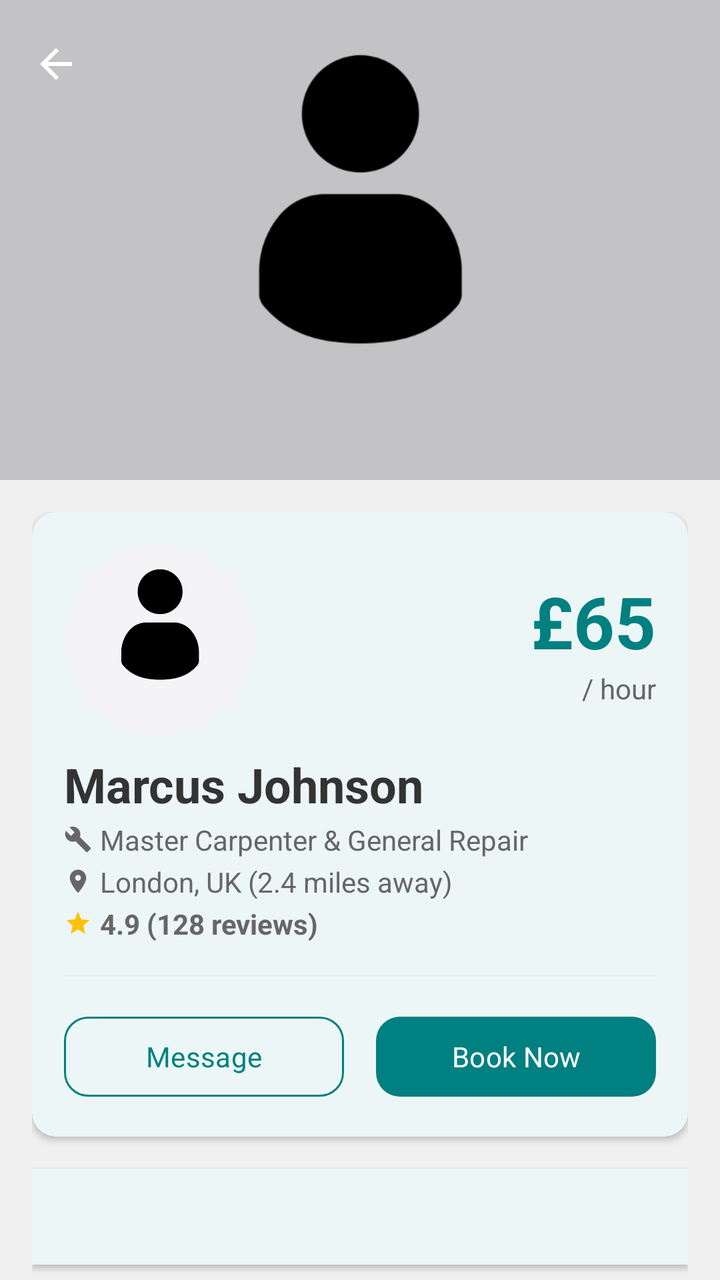
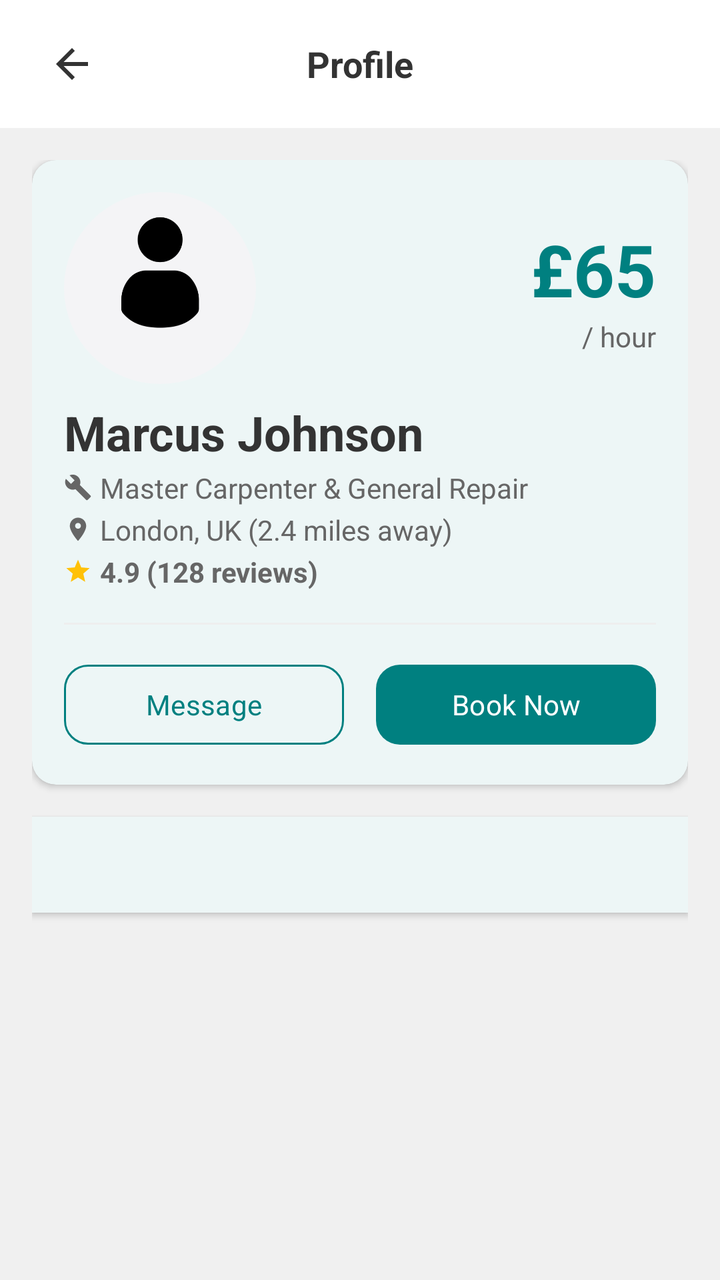

Compare the two renders of this Android layout. The source of the first and the diff that turns it into the second are given below.
<!-- AndroidManifest.xml: application theme Theme.HandyProject -->
<!-- res/layout/activity_handyman_profile.xml -->
<?xml version="1.0" encoding="utf-8"?>
<androidx.coordinatorlayout.widget.CoordinatorLayout
    xmlns:android="http://schemas.android.com/apk/res/android"
    xmlns:app="http://schemas.android.com/apk/res-auto"
    android:layout_width="match_parent"
    android:layout_height="match_parent"
    android:background="@color/colorBackground">

    
    <com.google.android.material.appbar.AppBarLayout
        android:layout_width="match_parent"
        android:layout_height="240dp"
        android:background="@color/colorPrimary">

        <com.google.android.material.appbar.CollapsingToolbarLayout
            android:layout_width="match_parent"
            android:layout_height="match_parent"
            app:contentScrim="@color/colorPrimary"
            app:layout_scrollFlags="scroll|exitUntilCollapsed">

            <ImageView
                android:id="@+id/ivCoverPhoto"
                android:layout_width="match_parent"
                android:layout_height="match_parent"
                android:scaleType="centerCrop"
                android:background="@color/colorUnselectedBackground"
                android:src="@drawable/defaultprofile"
                android:contentDescription="Cover photo"
                app:layout_collapseMode="parallax"/>

            <View
                android:layout_width="match_parent"
                android:layout_height="match_parent"
                android:background="#33000000"
                app:layout_collapseMode="parallax"/>

            <com.google.android.material.appbar.MaterialToolbar
                android:id="@+id/toolbar"
                android:layout_width="match_parent"
                android:layout_height="?attr/actionBarSize"
                android:background="@android:color/transparent"
                app:navigationIcon="@drawable/ic_arrow_back"
                app:navigationIconTint="@color/white"
                app:layout_collapseMode="pin"/>

        </com.google.android.material.appbar.CollapsingToolbarLayout>
    </com.google.android.material.appbar.AppBarLayout>

    
    <androidx.core.widget.NestedScrollView
        android:layout_width="match_parent"
        android:layout_height="match_parent"
        android:fillViewport="true"
        android:background="@color/colorBackground"
        app:layout_behavior="@string/appbar_scrolling_view_behavior">

        <LinearLayout
            android:layout_width="match_parent"
            android:layout_height="wrap_content"
            android:orientation="vertical"
            android:padding="@dimen/padding_standard">

            
            <com.google.android.material.card.MaterialCardView
                style="@style/Widget.HandyProject.Card"
                android:layout_width="match_parent"
                android:layout_height="wrap_content"
                android:layout_marginBottom="@dimen/padding_standard">

                <LinearLayout
                    android:layout_width="match_parent"
                    android:layout_height="wrap_content"
                    android:orientation="vertical"
                    android:padding="@dimen/padding_standard">

                    
                    <LinearLayout
                        android:layout_width="match_parent"
                        android:layout_height="wrap_content"
                        android:orientation="horizontal"
                        android:gravity="center_vertical">

                        
                        <FrameLayout
                            android:layout_width="96dp"
                            android:layout_height="96dp">

                            <com.google.android.material.imageview.ShapeableImageView
                                android:id="@+id/ivProfilePhoto"
                                android:layout_width="96dp"
                                android:layout_height="96dp"
                                android:scaleType="centerCrop"
                                android:src="@drawable/defaultprofile"
                                android:contentDescription="Profile photo"
                                app:shapeAppearanceOverlay="@style/ShapeAppearance.HandyProject.Circle"/>

                            <ImageView
                                android:layout_width="@dimen/icon_size"
                                android:layout_height="@dimen/icon_size"
                                android:src="@drawable/ic_verified"
                                app:tint="@color/white"
                                android:background="@drawable/circle_filled"
                                android:contentDescription="Verified"
                                android:layout_gravity="bottom|end"
                                android:visibility="gone"/>

                        </FrameLayout>

                        
                        <LinearLayout
                            android:layout_width="0dp"
                            android:layout_height="wrap_content"
                            android:layout_weight="1"
                            android:layout_marginStart="@dimen/padding_standard"
                            android:orientation="vertical"
                            android:gravity="end">

                            <TextView
                                android:id="@+id/tvHourlyRate"
                                android:layout_width="wrap_content"
                                android:layout_height="wrap_content"
                                android:text="£65"
                                android:textSize="@dimen/text_size_display"
                                android:textStyle="bold"
                                android:textColor="@color/colorPrimary"
                                android:gravity="end"
                                android:fontFamily="sans-serif"/>

                            <TextView
                                android:layout_width="wrap_content"
                                android:layout_height="wrap_content"
                                android:text="/ hour"
                                android:textSize="@dimen/text_size_body"
                                android:textColor="@color/colorTextSecondary"
                                android:gravity="end"
                                android:fontFamily="sans-serif"/>

                        </LinearLayout>
                    </LinearLayout>

                    
                    <TextView
                        android:id="@+id/tvHandymanName"
                        android:layout_width="wrap_content"
                        android:layout_height="wrap_content"
                        android:layout_marginTop="@dimen/padding_small"
                        android:text="Marcus Johnson"
                        android:textSize="@dimen/text_size_heading"
                        android:textStyle="bold"
                        android:textColor="@color/colorTextPrimary"
                        android:fontFamily="sans-serif"/>

                    
                    <LinearLayout
                        android:layout_width="match_parent"
                        android:layout_height="wrap_content"
                        android:orientation="horizontal"
                        android:gravity="center_vertical"
                        android:layout_marginTop="@dimen/margin_xsmall">

                        <ImageView
                            android:layout_width="@dimen/icon_size_xs"
                            android:layout_height="@dimen/icon_size_xs"
                            android:src="@drawable/ic_tools"
                            app:tint="@color/colorTextSecondary"
                            android:contentDescription="Service"
                            android:layout_marginEnd="@dimen/padding_xsmall"/>

                        <TextView
                            android:id="@+id/tvServiceCategory"
                            android:layout_width="wrap_content"
                            android:layout_height="wrap_content"
                            android:text="Master Carpenter &amp; General Repair"
                            android:textSize="@dimen/text_size_body"
                            android:textColor="@color/colorTextSecondary"
                            android:fontFamily="sans-serif"/>

                    </LinearLayout>

                    
                    <LinearLayout
                        android:layout_width="match_parent"
                        android:layout_height="wrap_content"
                        android:orientation="horizontal"
                        android:gravity="center_vertical"
                        android:layout_marginTop="@dimen/margin_xsmall">

                        <ImageView
                            android:layout_width="@dimen/icon_size_xs"
                            android:layout_height="@dimen/icon_size_xs"
                            android:src="@drawable/ic_location"
                            app:tint="@color/colorTextSecondary"
                            android:contentDescription="Location"
                            android:layout_marginEnd="@dimen/padding_xsmall"/>

                        <TextView
                            android:id="@+id/tvLocation"
                            android:layout_width="wrap_content"
                            android:layout_height="wrap_content"
                            android:text="London, UK (2.4 miles away)"
                            android:textSize="@dimen/text_size_body"
                            android:textColor="@color/colorTextSecondary"
                            android:fontFamily="sans-serif"/>

                    </LinearLayout>

                    
                    <LinearLayout
                        android:layout_width="match_parent"
                        android:layout_height="wrap_content"
                        android:orientation="horizontal"
                        android:gravity="center_vertical"
                        android:layout_marginTop="@dimen/margin_xsmall">

                        <ImageView
                            android:layout_width="@dimen/icon_size_xs"
                            android:layout_height="@dimen/icon_size_xs"
                            android:src="@drawable/ic_star"
                            app:tint="@color/colorGold"
                            android:contentDescription="Rating"
                            android:layout_marginEnd="@dimen/padding_xsmall"/>

                        <TextView
                            android:id="@+id/tvRating"
                            android:layout_width="wrap_content"
                            android:layout_height="wrap_content"
                            android:text="4.9 (128 reviews)"
                            android:textSize="@dimen/text_size_body"
                            android:textStyle="bold"
                            android:textColor="@color/colorTextSecondary"
                            android:fontFamily="sans-serif"/>

                    </LinearLayout>

                    
                    <View
                        android:layout_width="match_parent"
                        android:layout_height="@dimen/divider_height"
                        android:background="@color/colorUnselectedBackground"
                        android:layout_marginTop="@dimen/padding_standard"
                        android:layout_marginBottom="@dimen/padding_standard"/>

                    
                    <LinearLayout
                        android:layout_width="match_parent"
                        android:layout_height="wrap_content"
                        android:orientation="horizontal"
                        android:weightSum="2">

                        <com.google.android.material.button.MaterialButton
                            android:id="@+id/btnMessage"
                            style="@style/Widget.HandyProject.Button.Secondary"
                            android:layout_width="0dp"
                            android:layout_weight="1"
                            android:layout_marginEnd="@dimen/padding_small"
                            android:text="Message"/>

                        <com.google.android.material.button.MaterialButton
                            android:id="@+id/btnBookNow"
                            style="@style/Widget.HandyProject.Button.Primary"
                            android:layout_width="0dp"
                            android:layout_weight="1"
                            android:layout_marginStart="@dimen/padding_small"
                            android:text="Book Now"/>

                    </LinearLayout>
                </LinearLayout>
            </com.google.android.material.card.MaterialCardView>

            
            <com.google.android.material.tabs.TabLayout
                android:id="@+id/tabLayout"
                android:layout_width="match_parent"
                android:layout_height="wrap_content"
                android:background="@color/colorCardBackground"
                android:layout_marginBottom="@dimen/padding_small"
                android:elevation="@dimen/card_elevation"
                app:tabIndicatorColor="@color/colorPrimary"
                app:tabSelectedTextColor="@color/colorPrimary"
                app:tabTextColor="@color/colorTextSecondary"
                app:tabMode="fixed"/>

            
            <androidx.viewpager2.widget.ViewPager2
                android:id="@+id/viewPager"
                android:layout_width="match_parent"
                android:layout_height="wrap_content"
                android:background="@color/colorBackground"/>

        </LinearLayout>
    </androidx.core.widget.NestedScrollView>

</androidx.coordinatorlayout.widget.CoordinatorLayout>
<!-- resources referenced by this layout -->
<resources>
  <color name="colorBackground">#F0F0F0</color>
  <color name="colorCardBackground">#FFFFFF</color>
  <color name="colorGold">#FFC107</color>
  <color name="colorPrimary">#008080</color>
  <color name="colorTextPrimary">#333333</color>
  <color name="colorTextSecondary">#666666</color>
  <color name="colorUnselectedBackground">#EEEEEE</color>
  <color name="white">#FFFFFFFF</color>
  <dimen name="card_elevation">2dp</dimen>
  <dimen name="divider_height">1dp</dimen>
  <dimen name="icon_size">24dp</dimen>
  <dimen name="icon_size_xs">14dp</dimen>
  <dimen name="margin_xsmall">2dp</dimen>
  <dimen name="padding_small">8dp</dimen>
  <dimen name="padding_standard">16dp</dimen>
  <dimen name="padding_xsmall">4dp</dimen>
  <dimen name="text_size_body">14sp</dimen>
  <dimen name="text_size_display">36sp</dimen>
  <dimen name="text_size_heading">24sp</dimen>
  <!-- drawable circle_filled (drawable) -->
  <?xml version="1.0" encoding="utf-8"?>
  <shape xmlns:android="http://schemas.android.com/apk/res/android"
      android:shape="oval">
      <solid android:color="@color/colorPrimary" />
  </shape>
  <!-- drawable ic_arrow_back (drawable) -->
  <?xml version="1.0" encoding="utf-8"?>
  <vector xmlns:android="http://schemas.android.com/apk/res/android"
      android:width="24dp"
      android:height="24dp"
      android:viewportWidth="24"
      android:viewportHeight="24">
      <path
          android:fillColor="@color/colorTextPrimary"
          android:pathData="M20,11H7.83l5.59,-5.59L12,4l-8,8 8,8 1.41,-1.41L7.83,13H20v-2z" />
  </vector>
  <!-- drawable ic_star (drawable) -->
  <?xml version="1.0" encoding="utf-8"?>
  <vector xmlns:android="http://schemas.android.com/apk/res/android"
      android:width="12dp"
      android:height="12dp"
      android:viewportWidth="24"
      android:viewportHeight="24">
      <path
          android:fillColor="@color/colorGold"
          android:pathData="M12,17.27L18.18,21l-1.64,-7.03L22,9.24l-7.19,-0.61L12,2 9.19,8.63 2,9.24l5.46,4.73L5.82,21z" />
  </vector>
  <!-- drawable ic_verified (drawable) -->
  <?xml version="1.0" encoding="utf-8"?>
  <vector xmlns:android="http://schemas.android.com/apk/res/android"
      android:width="16dp"
      android:height="16dp"
      android:viewportWidth="24"
      android:viewportHeight="24">
      <path
          android:fillColor="@color/colorPrimary"
          android:pathData="M12,2C6.48,2 2,6.48 2,12s4.48,10 10,10 10,-4.48 10,-10S17.52,2 12,2zM10,17l-5,-5 1.41,-1.41L10,14.17l7.59,-7.59L19,8l-9,9z" />
  </vector>
  <style name="ShapeAppearance.HandyProject.Circle" parent="">
          <item name="cornerSize">50%</item>
      </style>
  <style name="Widget.HandyProject.Card" parent="Widget.Material3.CardView.Elevated">
          <item name="cardCornerRadius">@dimen/corner_radius</item>
          <item name="cardElevation">@dimen/card_elevation</item>
          <item name="cardBackgroundColor">@color/colorCardBackground</item>
      </style>
  <style name="Theme.HandyProject" parent="Base.Theme.HandyProject" />
  <dimen name="corner_radius">12dp</dimen>
  <style name="ShapeAppearance.HandyProject.Rounded" parent="ShapeAppearance.Material3.Corner.Full">
          <item name="cornerFamily">rounded</item>
          <item name="cornerSize">@dimen/corner_radius</item>
      </style>
  <color name="colorPrimaryDark">#006666</color>
  <color name="colorAccent">#008080</color>
  <color name="colorError">#F44336</color>
  <!-- unchanged entries left out for length: 6 -->
</resources>

<!-- the commit's change to res/layout/activity_handyman_profile.xml (unified diff, before → after) -->
@@ -9,41 +9,43 @@
     
     <com.google.android.material.appbar.AppBarLayout
         android:layout_width="match_parent"
-        android:layout_height="240dp"
-        android:background="@color/colorPrimary">
-
-        <com.google.android.material.appbar.CollapsingToolbarLayout
+        android:layout_height="wrap_content"
+        android:background="@color/colorCardBackground"
+        app:elevation="@dimen/card_elevation">
+
+        <LinearLayout
             android:layout_width="match_parent"
-            android:layout_height="match_parent"
-            app:contentScrim="@color/colorPrimary"
-            app:layout_scrollFlags="scroll|exitUntilCollapsed">
-
-            <ImageView
-                android:id="@+id/ivCoverPhoto"
-                android:layout_width="match_parent"
-                android:layout_height="match_parent"
-                android:scaleType="centerCrop"
-                android:background="@color/colorUnselectedBackground"
-                android:src="@drawable/defaultprofile"
-                android:contentDescription="Cover photo"
-                app:layout_collapseMode="parallax"/>
+            android:layout_height="@dimen/top_bar_height"
+            android:orientation="horizontal"
+            android:gravity="center_vertical"
+            android:paddingStart="@dimen/padding_standard"
+            android:paddingEnd="@dimen/padding_standard">
+
+            <ImageButton
+                android:id="@+id/btnBack"
+                android:layout_width="@dimen/back_button_size"
+                android:layout_height="@dimen/back_button_size"
+                android:src="@drawable/ic_arrow_back"
+                android:background="@android:color/transparent"
+                android:contentDescription="Back" />
+
+            <TextView
+                android:layout_width="0dp"
+                android:layout_height="wrap_content"
+                android:layout_weight="1"
+                android:gravity="center"
+                android:text="Profile"
+                android:textSize="@dimen/text_size_subheading"
+                android:textStyle="bold"
+                android:textColor="@color/colorTextPrimary"
+                android:fontFamily="sans-serif" />
 
             <View
-                android:layout_width="match_parent"
-                android:layout_height="match_parent"
-                android:background="#33000000"
-                app:layout_collapseMode="parallax"/>
-
-            <com.google.android.material.appbar.MaterialToolbar
-                android:id="@+id/toolbar"
-                android:layout_width="match_parent"
-                android:layout_height="?attr/actionBarSize"
-                android:background="@android:color/transparent"
-                app:navigationIcon="@drawable/ic_arrow_back"
-                app:navigationIconTint="@color/white"
-                app:layout_collapseMode="pin"/>
-
-        </com.google.android.material.appbar.CollapsingToolbarLayout>
+                android:layout_width="@dimen/back_button_size"
+                android:layout_height="@dimen/back_button_size" />
+
+        </LinearLayout>
+
     </com.google.android.material.appbar.AppBarLayout>
 
     
<!-- resource entries referenced after the edit -->
@@ -8,6 +8,7 @@
   <color name="colorTextSecondary">#666666</color>
   <color name="colorUnselectedBackground">#EEEEEE</color>
   <color name="white">#FFFFFFFF</color>
+  <dimen name="back_button_size">40dp</dimen>
   <dimen name="card_elevation">2dp</dimen>
   <dimen name="divider_height">1dp</dimen>
   <dimen name="icon_size">24dp</dimen>
@@ -19,6 +20,8 @@
   <dimen name="text_size_body">14sp</dimen>
   <dimen name="text_size_display">36sp</dimen>
   <dimen name="text_size_heading">24sp</dimen>
+  <dimen name="text_size_subheading">18sp</dimen>
+  <dimen name="top_bar_height">64dp</dimen>
   <!-- drawable circle_filled (drawable) -->
   <?xml version="1.0" encoding="utf-8"?>
   <shape xmlns:android="http://schemas.android.com/apk/res/android"
